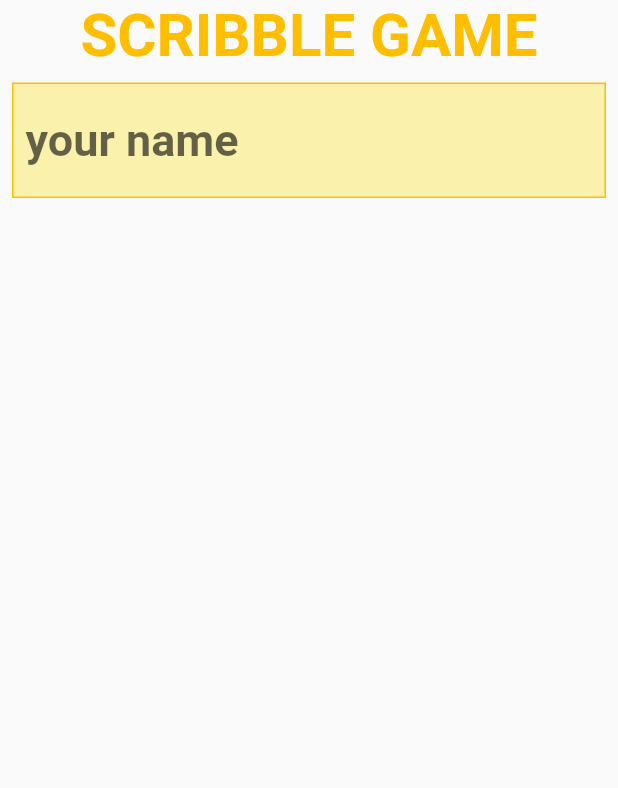
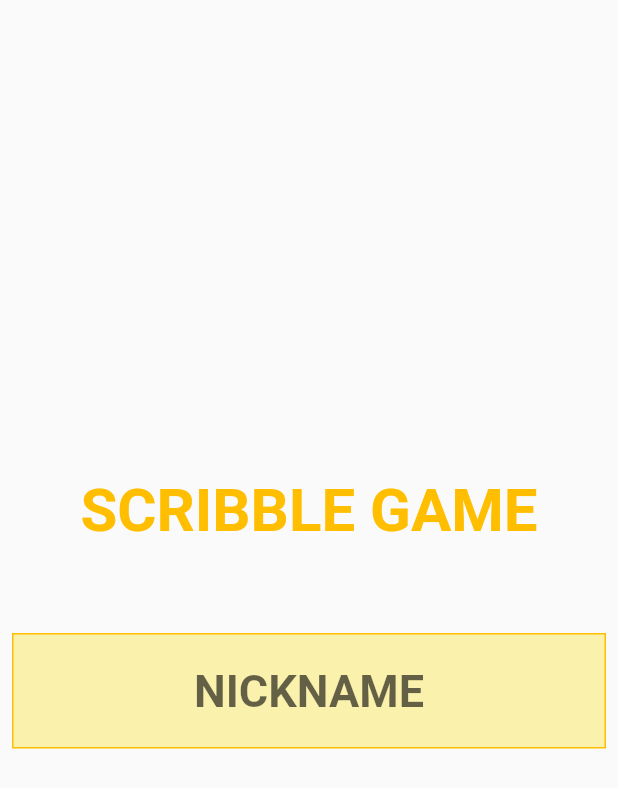
Before and after one commit to HoussemRabah/scribble, a Flutter app: the WriteView widget shown alone on an empty page, opened directly, on a phone screen of 412 x 824 dp. Shown: the top 788 px of the screen. Run offline on Flutter 3.47's test engine with Material 2 defaults, Android fonts, the phone set to English and light mode, and no system bars; our stand-ins replace bloc, firebase_auth, flutter_bloc, shared_preferences; accounts and stored records are empty; network calls fail.

Commit message:
login UI completed , but need improvments

```diff
--- a/lib/UI/pages/home.dart
+++ b/lib/UI/pages/home.dart
@@ -42,12 +42,13 @@ class LoadingView extends StatelessWidget {
   Widget build(BuildContext context) {
     return CentreScreenLayout(
       child: Column(
-        crossAxisAlignment: CrossAxisAlignment.center,
+        mainAxisAlignment: MainAxisAlignment.center,
         children: [
           Text(
             "SCRIBBLE GAME",
             style: textStyleTitle,
           ),
+          SizedBox(height: 50.0),
           LoadingBar(process: state.process),
         ],
       ),
@@ -62,12 +63,13 @@ class WriteView extends StatelessWidget {
   Widget build(BuildContext context) {
     return CentreScreenLayout(
       child: Column(
-        crossAxisAlignment: CrossAxisAlignment.center,
+        mainAxisAlignment: MainAxisAlignment.center,
         children: [
           Text(
             "SCRIBBLE GAME",
             style: textStyleTitle,
           ),
+          SizedBox(height: 50.0),
           Container(
             padding: EdgeInsets.all(8.0),
             margin: EdgeInsets.all(8.0),
@@ -80,9 +82,15 @@ class WriteView extends StatelessWidget {
                   bottom: BorderSide(color: colorMain),
                 )),
             child: TextField(
+              onSubmitted: (username) {
+                context
+                    .read<UserBloc>()
+                    .add(UserEventNewUser(username: username));
+              },
               style: textStyleBig,
+              textAlign: TextAlign.center,
               decoration: InputDecoration(
-                  border: InputBorder.none, hintText: "your name"),
+                  border: InputBorder.none, hintText: "NICKNAME"),
             ),
           )
         ],
```
